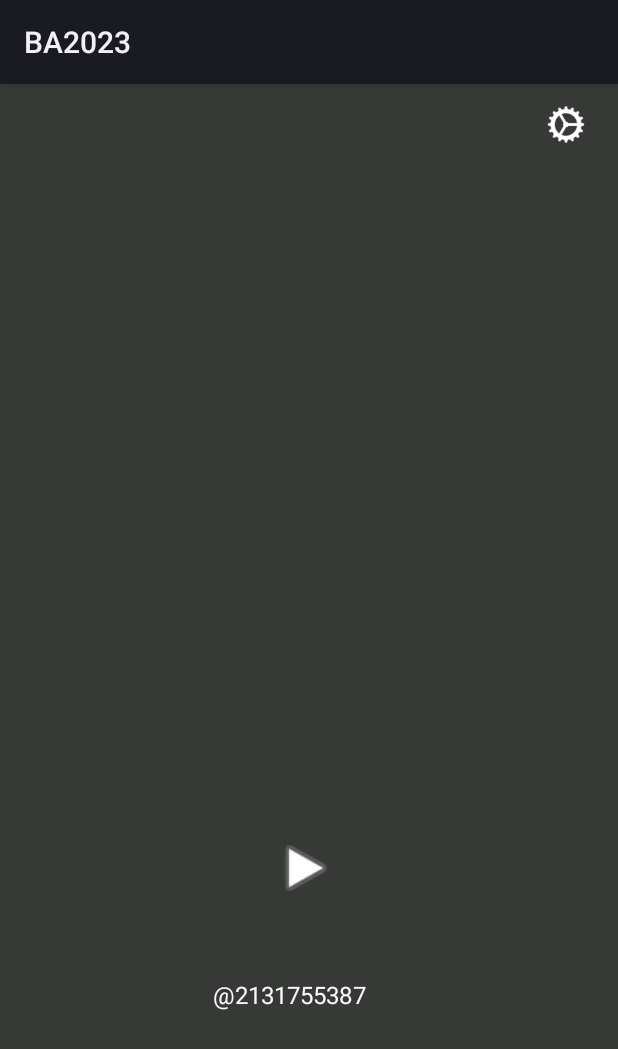
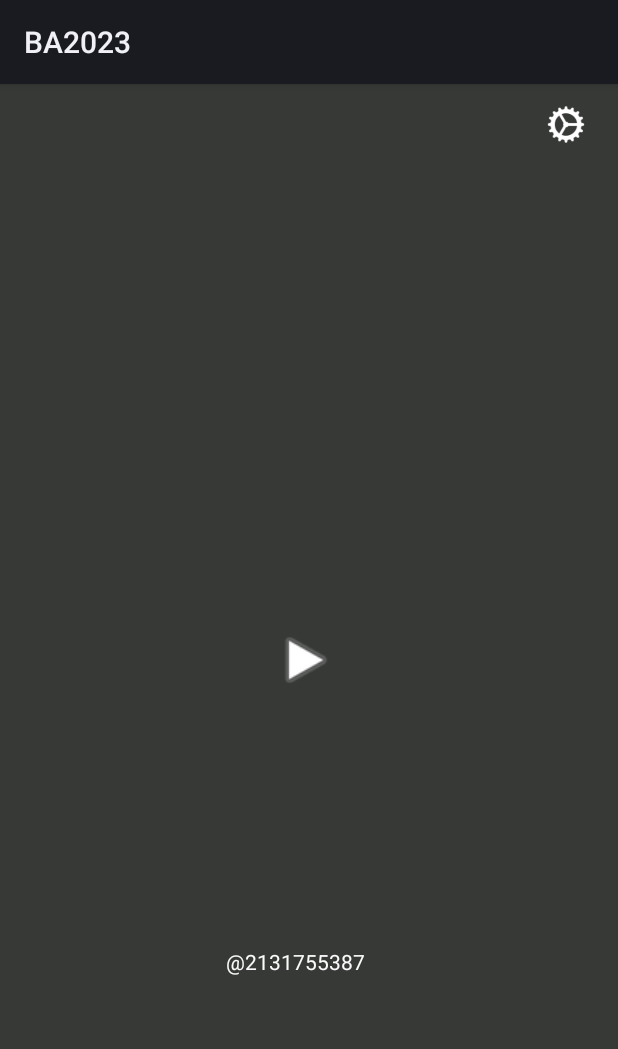
Before and after one commit to goodtho/BA2023, an Android app: the layout activity_main.xml on its own in the app's theme, with its tools: preview values and no code run, on a phone screen of 412 x 824 dp. Shown: the top 1049 px of the screen. Run offline under Robolectric (Android 15) with nearby library versions, the phone set to English and light mode, and no system bars; plain views replace BoxInsetLayout.

Commit message:
fixed activity_main.xml view in emulator

```diff
--- a/app/src/main/res/layout/activity_main.xml
+++ b/app/src/main/res/layout/activity_main.xml
@@ -1,5 +1,6 @@
 <?xml version="1.0" encoding="utf-8"?>
-<androidx.wear.widget.BoxInsetLayout xmlns:android="http://schemas.android.com/apk/res/android"
+<androidx.wear.widget.BoxInsetLayout
+    xmlns:android="http://schemas.android.com/apk/res/android"
     xmlns:app="http://schemas.android.com/apk/res-auto"
     xmlns:tools="http://schemas.android.com/tools"
     android:layout_width="match_parent"
@@ -25,12 +26,11 @@
                 android:layout_height="45dp"
                 android:contentDescription="@string/playicon"
                 android:src="@android:drawable/ic_media_play"
-                app:layout_constraintBottom_toTopOf="@+id/text"
+                app:layout_constraintBottom_toBottomOf="parent"
                 app:layout_constraintEnd_toEndOf="parent"
                 app:layout_constraintHorizontal_bias="0.494"
                 app:layout_constraintStart_toStartOf="parent"
-                app:layout_constraintTop_toTopOf="parent"
-                app:layout_constraintVertical_bias="0.907" />
+                app:layout_constraintTop_toTopOf="parent" />
 
             <ImageView
                 android:id="@+id/settingsIcon"
@@ -48,14 +48,13 @@
                 android:layout_width="wrap_content"
                 android:layout_height="wrap_content"
                 android:text="@string/start_activity"
-                android:textSize="16sp"
                 android:textColor="#FAFAFA"
+                android:textSize="14sp"
                 app:layout_constraintBottom_toBottomOf="parent"
                 app:layout_constraintEnd_toEndOf="parent"
-                app:layout_constraintHorizontal_bias="0.457"
+                app:layout_constraintHorizontal_bias="0.47"
                 app:layout_constraintStart_toStartOf="parent"
-                app:layout_constraintTop_toTopOf="parent"
-                app:layout_constraintVertical_bias="0.803" />
+                app:layout_constraintTop_toBottomOf="@+id/startButton" />
         </androidx.constraintlayout.widget.ConstraintLayout>
 
     </FrameLayout>
```
